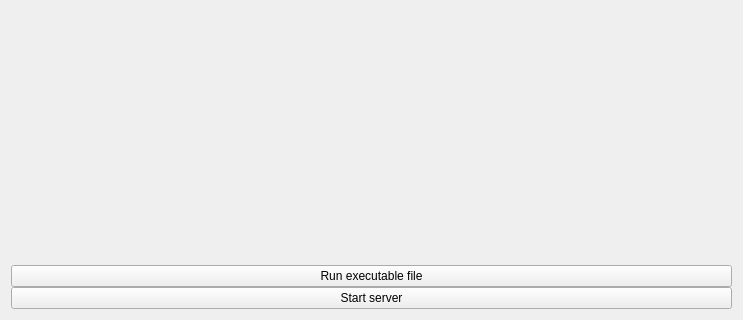
Old version of the form Controller/controllertab.ui in the repository GAO-777/Controller; both pictures show x 0 to 743 and y 311 to 631 of the 743 by 631 pixel window.
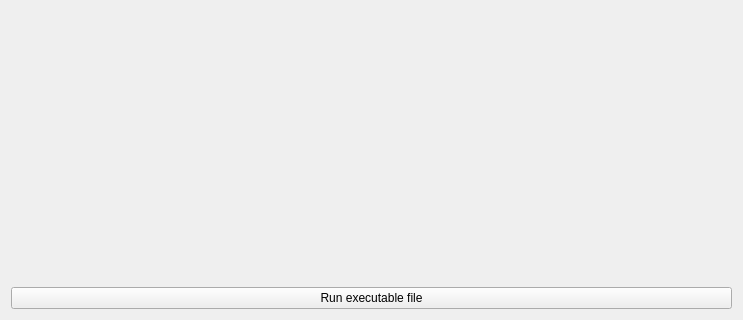
New version of the form.

What changed in the file:
```diff
--- a/Controller/controllertab.ui
+++ b/Controller/controllertab.ui
@@ -38,13 +38,6 @@
        </property>
       </widget>
      </item>
-     <item>
-      <widget class="QPushButton" name="Start_Server_pb">
-       <property name="text">
-        <string>Start server</string>
-       </property>
-      </widget>
-     </item>
     </layout>
    </item>
    <item row="0" column="0">
```
